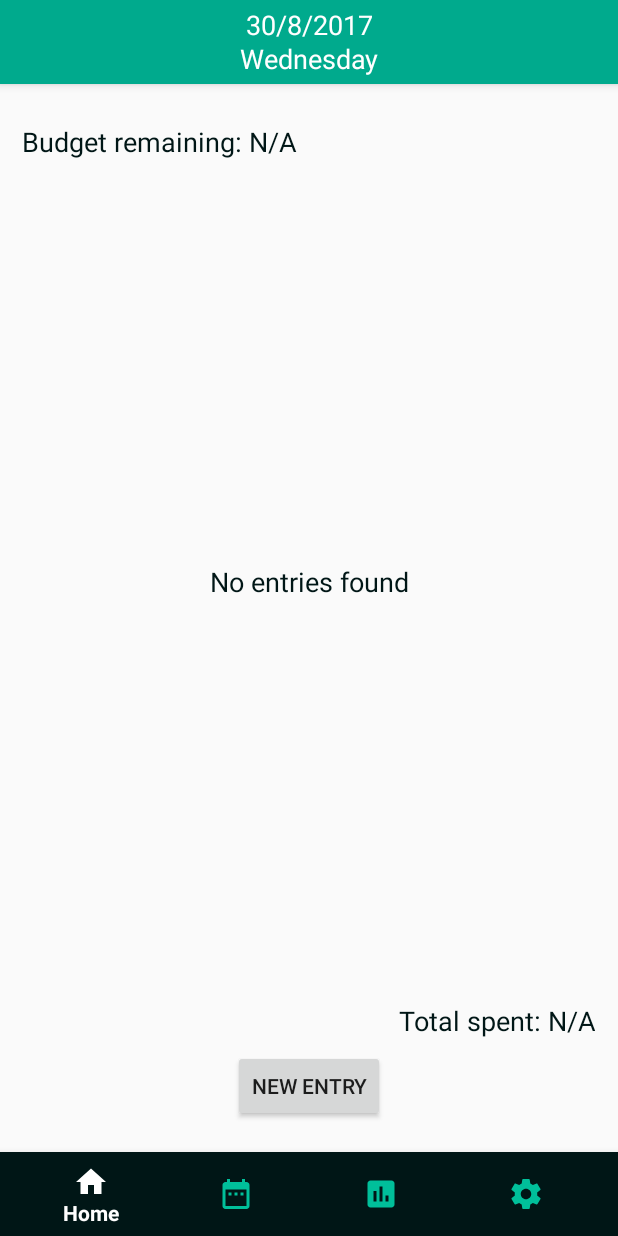
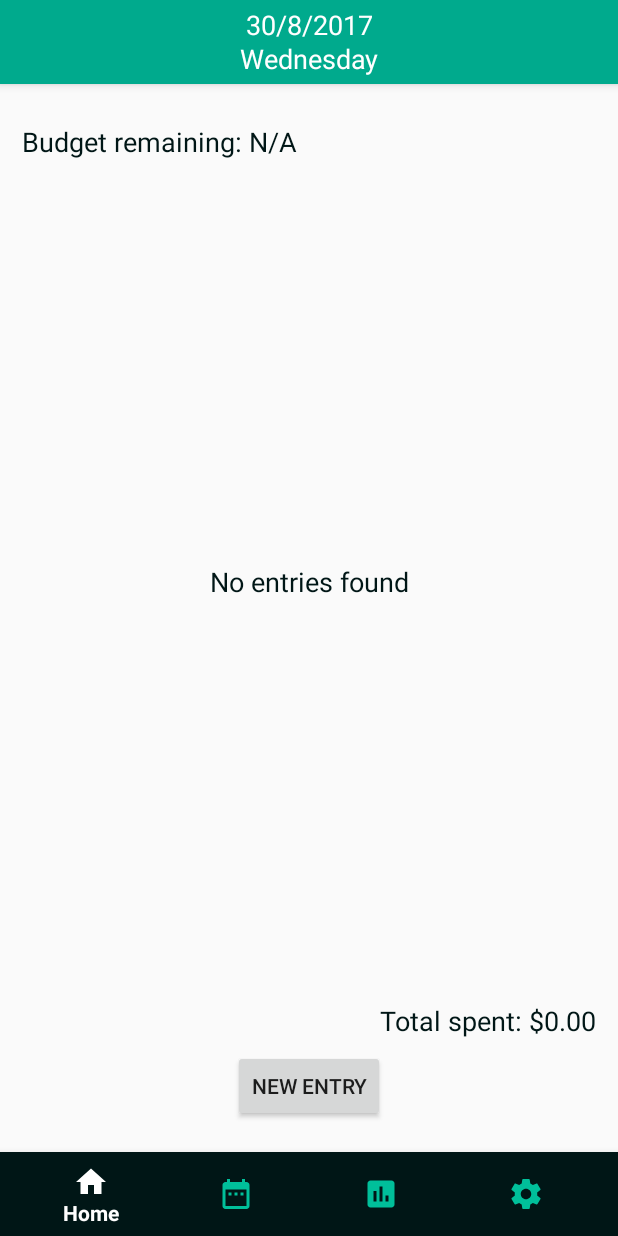
Before and after one commit to uro98/expense-logger, an Android app: the screen it shows after launch (MainActivity), on a phone screen of 412 x 824 dp. Run offline under Robolectric (Android 15) with nearby library versions, the phone set to English and light mode, and no system bars.

Commit message:
Add totalSpent

```diff
--- a/app/build.gradle
+++ b/app/build.gradle
@@ -24,7 +24,7 @@ dependencies {
     androidTestCompile('com.android.support.test.espresso:espresso-core:2.2.2', {
         exclude group: 'com.android.support', module: 'support-annotations'
     })
-    compile 'com.android.support:appcompat-v7:26.+'
+    compile 'com.android.support:appcompat-v7:26.0.1'
     compile 'com.android.support.constraint:constraint-layout:1.0.2'
 
     compile 'com.android.support:design:26.0.1'
--- a/app/src/main/java/com/yujotseng/expenselogger/ExpenseListAdapter.java
+++ b/app/src/main/java/com/yujotseng/expenselogger/ExpenseListAdapter.java
@@ -40,13 +40,11 @@ public class ExpenseListAdapter extends CursorAdapter {
         // Fields in inflated view to populate
         TextView expenseName = (TextView) view.findViewById(R.id.expenseName);
         TextView expenseAmount = (TextView) view.findViewById(R.id.expenseAmount);
-        TextView expenseDate = (TextView) view.findViewById(R.id.expenseDate);
+        TextView expenseCategory = (TextView) view.findViewById(R.id.expenseCategory);
 
         // Get properties from cursor
         int nameIndex = cursor.getColumnIndex("_name");
         String name = cursor.getString(nameIndex);
-        int dateIndex = cursor.getColumnIndex("_date");
-        String date = cursor.getString(dateIndex);
         int amountIndex = cursor.getColumnIndex("_amount");
         long amountInCents = cursor.getLong(amountIndex);
         double amountModified = (double) amountInCents / 100;
@@ -58,7 +56,7 @@ public class ExpenseListAdapter extends CursorAdapter {
         // Set fields with properties
         expenseName.setText(name);
         expenseAmount.setText(amount);
-        expenseDate.setText(date);
+        //expenseCategory.setText(date);
 
         // Alternate background colors
 //        if (cursor.getPosition()%2==1) {
--- a/app/src/main/java/com/yujotseng/expenselogger/HomeFragment.java
+++ b/app/src/main/java/com/yujotseng/expenselogger/HomeFragment.java
@@ -21,6 +21,7 @@ import android.widget.TextView;
 
 import org.w3c.dom.Text;
 
+import java.text.NumberFormat;
 import java.text.SimpleDateFormat;
 import java.util.ArrayList;
 import java.util.Calendar;
@@ -35,7 +36,9 @@ public class HomeFragment extends Fragment {
     private ListView expenseListView;
     private PassDataListener callback;
     private TextView date;
+    private TextView totalSpent;
     private Calendar calendar;
+    Cursor cursor;
 
     public interface PassDataListener {
         public void passData(long id, boolean toView);
@@ -65,12 +68,14 @@ public class HomeFragment extends Fragment {
 
         // Get UI
         date = (TextView) view.findViewById(R.id.date);
+        totalSpent = (TextView) view.findViewById(R.id.totalSpent);
         newEntryButton = (Button) view.findViewById(R.id.newEntryButton);
         expenseListView = (ListView) view.findViewById(R.id.expenseListView);
         expenseListView.setEmptyView(view.findViewById(R.id.emptyListView));
 
         // Set UI
         date.setText(getTodayDate() + "\n" + getTodayDayOfWeek());
+        totalSpent.setText("Total spent: " + getTotalSpent(getTodayDate()));
 
         // Get NewEntryFragment
         fragment = getFragmentManager().findFragmentByTag("NewEntryFragment");
@@ -104,7 +109,7 @@ public class HomeFragment extends Fragment {
 
     private void populateListView(String date) {
         // Get expense and append to ArrayList
-        Cursor cursor = databaseHandler.getExpense(date);
+        cursor = databaseHandler.getExpense(date);
 
         // Create and set List Adapter
         ExpenseListAdapter expenseListAdapter = new ExpenseListAdapter(getActivity(), cursor);
@@ -135,4 +140,24 @@ public class HomeFragment extends Fragment {
         SimpleDateFormat simpleDateFormat = new SimpleDateFormat("EEEE");
         return simpleDateFormat.format(calendar.getTime());
     }
+
+    private String getTotalSpent(String date) {
+        NumberFormat numberFormat = NumberFormat.getCurrencyInstance();
+        long totalSpentInCents = 0;
+        String amount;
+        cursor = databaseHandler.getExpense(date);
+        if (cursor.moveToFirst()) {
+            do {
+                int amountIndex = cursor.getColumnIndex("_amount");
+                long amountInCents = cursor.getLong(amountIndex);
+                totalSpentInCents += amountInCents;
+            } while (cursor.moveToNext());
+            double amountModified = (double) totalSpentInCents / 100;
+            amount = numberFormat.format(amountModified);
+        } else {
+            amount = numberFormat.format(totalSpentInCents);
+        }
+        cursor.close();
+        return amount;
+    }
 }
--- a/app/src/main/res/layout/list_adapter_layout.xml
+++ b/app/src/main/res/layout/list_adapter_layout.xml
@@ -30,10 +30,10 @@
         <TextView
             android:layout_width="match_parent"
             android:layout_height="30dp"
-            android:text="Date"
+            android:text="Category"
             android:textAlignment="center"
             android:gravity="center"
-            android:id="@+id/expenseDate"/>
+            android:id="@+id/expenseCategory"/>
 
     </LinearLayout>
 
```
